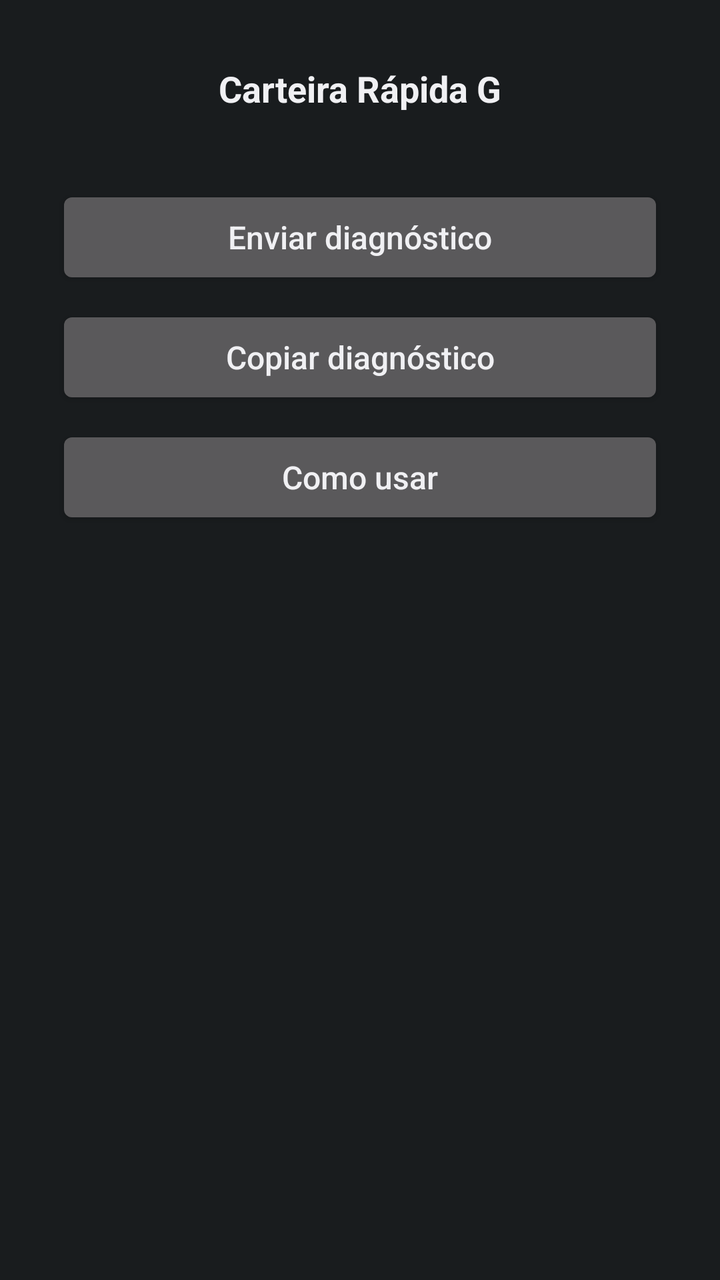
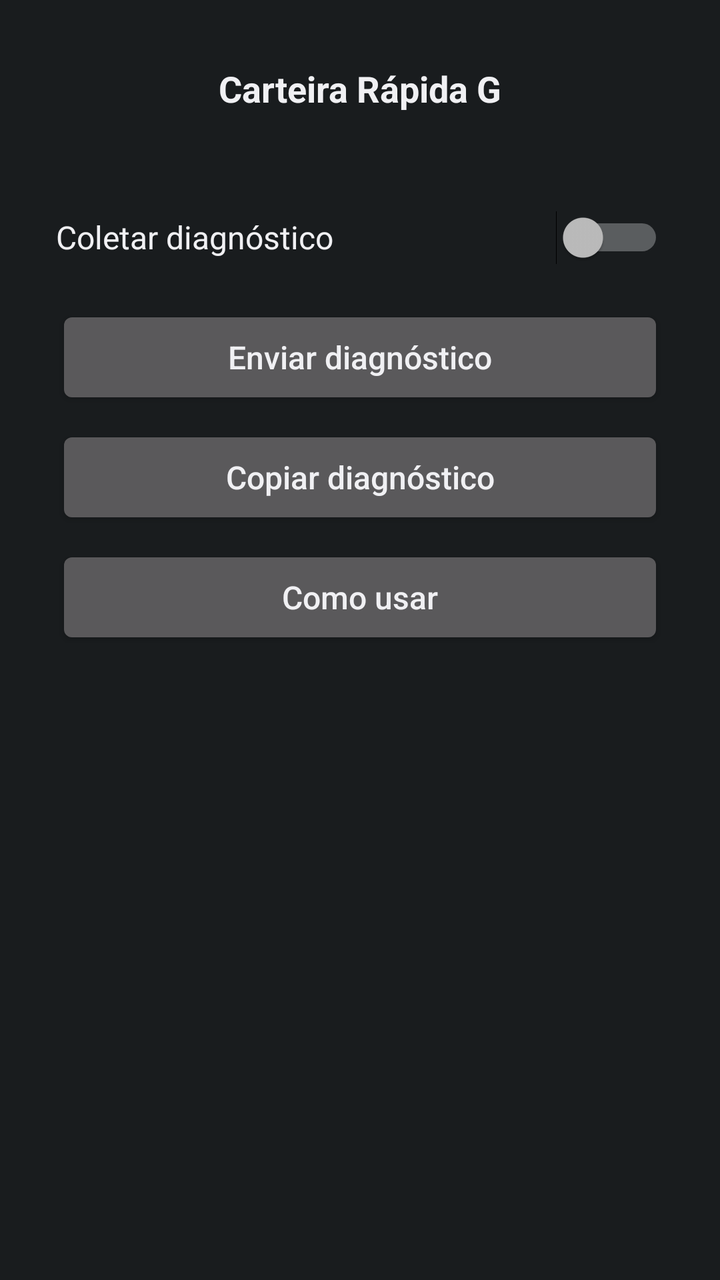

Two renders of the same Android screen: before a commit and after it. Below are the layout's source before the change and the commit's diff.
<!-- AndroidManifest.xml: application theme TemaG -->
<!-- res/layout/activity_main.xml -->
<?xml version="1.0" encoding="utf-8"?>
<ScrollView xmlns:android="http://schemas.android.com/apk/res/android"
    android:id="@+id/rolagem"
    android:layout_width="match_parent"
    android:layout_height="match_parent"
    android:fillViewport="true"
    android:focusable="true"
    android:focusableInTouchMode="true"
    android:scrollbarStyle="insideOverlay">

    <LinearLayout
        android:layout_width="match_parent"
        android:layout_height="wrap_content"
        android:orientation="vertical"
        android:paddingStart="28dp"
        android:paddingEnd="28dp"
        android:paddingTop="32dp"
        android:paddingBottom="48dp">

        <TextView
            style="@style/TituloG"
            android:text="@string/app_name" />

        <TextView
            android:id="@+id/status"
            style="@style/TextoG"
            android:gravity="center"
            android:accessibilityLiveRegion="polite" />

        <Button
            android:id="@+id/btn_instalar"
            style="@style/BotaoG"
            android:text="@string/btn_instalar"
            android:visibility="gone" />

        <Button
            android:id="@+id/btn_ativar"
            style="@style/BotaoG"
            android:text="@string/btn_ativar"
            android:visibility="gone" />

        <Button
            android:id="@+id/btn_nfc"
            style="@style/BotaoG"
            android:text="@string/btn_nfc"
            android:visibility="gone" />

        <Button
            android:id="@+id/btn_testar"
            style="@style/BotaoG"
            android:text="@string/btn_testar"
            android:visibility="gone" />

        <Button
            android:id="@+id/btn_enviar_diag"
            style="@style/BotaoG"
            android:text="@string/btn_enviar_diag" />

        <Button
            android:id="@+id/btn_copiar_diag"
            style="@style/BotaoG"
            android:text="@string/btn_copiar_diag" />

        <TextView
            android:id="@+id/aviso_diag"
            style="@style/TextoG"
            android:gravity="center"
            android:accessibilityLiveRegion="assertive"
            android:visibility="gone" />

        <Button
            android:id="@+id/btn_como_usar"
            style="@style/BotaoG"
            android:text="@string/btn_como_usar" />
    </LinearLayout>
</ScrollView>
<!-- resources referenced by this layout -->
<resources>
  <string name="app_name">Carteira Rápida G</string>
  <string name="btn_ativar">Ativar permissão</string>
  <string name="btn_como_usar">Como usar</string>
  <string name="btn_copiar_diag">Copiar diagnóstico</string>
  <string name="btn_enviar_diag">Enviar diagnóstico</string>
  <string name="btn_instalar">Instalar Carteira do Google</string>
  <string name="btn_nfc">Ligar NFC</string>
  <string name="btn_testar">Testar: abrir Carteira do Google</string>
  <style name="BotaoG" parent="@android:style/Widget.DeviceDefault.Button">
          <item name="android:textAllCaps">false</item>
          <item name="android:minHeight">52dp</item>
          <item name="android:minWidth">48dp</item>
          <item name="android:textSize">16sp</item>
          <item name="android:layout_width">match_parent</item>
          <item name="android:layout_height">wrap_content</item>
          <item name="android:layout_marginTop">8dp</item>
      </style>
  <style name="TextoG">
          <item name="android:layout_width">match_parent</item>
          <item name="android:layout_height">wrap_content</item>
          <item name="android:textSize">15sp</item>
          <item name="android:textColor">?android:attr/textColorPrimary</item>
          <item name="android:layout_marginTop">8dp</item>
      </style>
  <style name="TituloG">
          <item name="android:layout_width">match_parent</item>
          <item name="android:layout_height">wrap_content</item>
          <item name="android:gravity">center</item>
          <item name="android:textSize">18sp</item>
          <item name="android:textStyle">bold</item>
          <item name="android:textColor">?android:attr/textColorPrimary</item>
          <item name="android:accessibilityHeading">true</item>
      </style>
  <style name="TemaG" parent="@android:style/Theme.DeviceDefault">
          <item name="android:buttonStyle">@style/BotaoG</item>
          <item name="android:textAllCaps">false</item>
      </style>
</resources>

<!-- the commit's change to res/layout/activity_main.xml (unified diff, before → after) -->
@@ -51,6 +51,16 @@
             android:text="@string/btn_testar"
             android:visibility="gone" />
 
+        <Switch
+            android:id="@+id/sw_diagnostico"
+            android:layout_width="match_parent"
+            android:layout_height="wrap_content"
+            android:layout_marginTop="8dp"
+            android:minHeight="52dp"
+            android:text="@string/sw_diagnostico"
+            android:textColor="?android:attr/textColorPrimary"
+            android:textSize="16sp" />
+
         <Button
             android:id="@+id/btn_enviar_diag"
             style="@style/BotaoG"
<!-- resource entries referenced after the edit -->
@@ -8,6 +8,7 @@
   <string name="btn_instalar">Instalar Carteira do Google</string>
   <string name="btn_nfc">Ligar NFC</string>
   <string name="btn_testar">Testar: abrir Carteira do Google</string>
+  <string name="sw_diagnostico">Coletar diagnóstico</string>
   <style name="BotaoG" parent="@android:style/Widget.DeviceDefault.Button">
           <item name="android:textAllCaps">false</item>
           <item name="android:minHeight">52dp</item>
